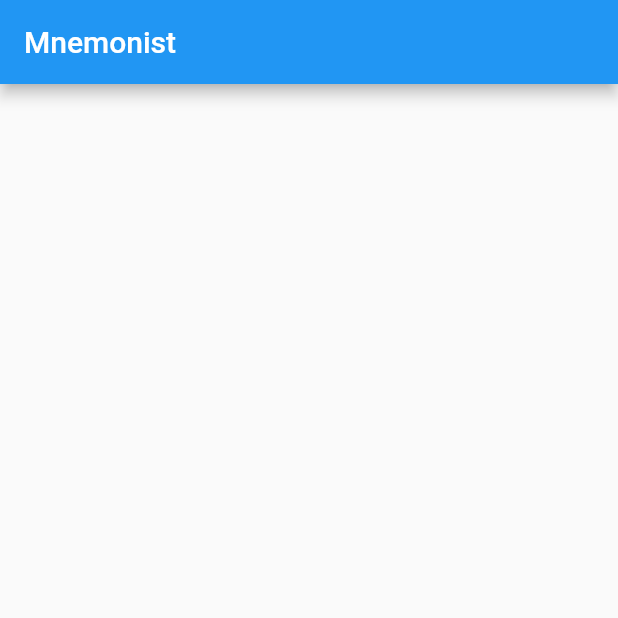
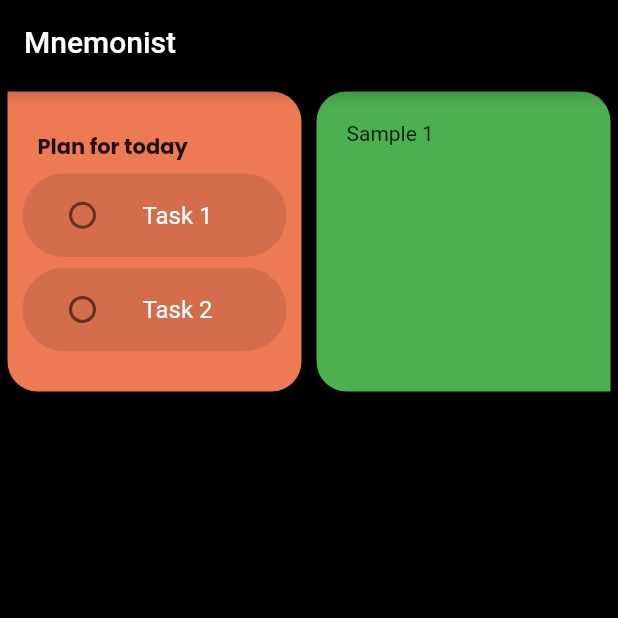
Before and after one commit to itsmeberwyn/flutter-note-app, a Flutter app: the screen it shows after launch, after a tap on "Login", on a phone screen of 412 x 824 dp, the top half of it. Run offline on Flutter 3.47's test engine with Material 2 defaults, Android fonts, the phone set to English and light mode, and no system bars; our stand-ins replace flutter_keyboard_visibility.

Commit message:
Add cards to home screen

```diff
--- a/lib/screens/home.screen.dart
+++ b/lib/screens/home.screen.dart
@@ -1,14 +1,128 @@
 import 'package:flutter/material.dart';
 
-class HomeScreen extends StatelessWidget {
+class HomeScreen extends StatefulWidget {
   const HomeScreen({super.key});
 
+  @override
+  State<HomeScreen> createState() => _HomeScreenState();
+}
+
+class _HomeScreenState extends State<HomeScreen> {
   @override
   Widget build(BuildContext context) {
     return Scaffold(
       appBar: AppBar(
+        backgroundColor: Colors.black,
         automaticallyImplyLeading: false,
         title: const Text("Mnemonist"),
+      ),
+      body: Container(
+        color: Colors.black,
+        child: Column(
+          children: [
+            Padding(
+              padding: const EdgeInsets.all(5),
+              child: Row(
+                mainAxisAlignment: MainAxisAlignment.spaceBetween,
+                children: [
+                  Container(
+                    decoration: const BoxDecoration(
+                      color: Color.fromARGB(255, 238, 122, 84),
+                      borderRadius: BorderRadius.only(
+                        topRight: Radius.circular(20),
+                        bottomRight: Radius.circular(20),
+                        bottomLeft: Radius.circular(20),
+                      ),
+                    ),
+                    padding: const EdgeInsets.symmetric(
+                        vertical: 20, horizontal: 10),
+                    width: (MediaQuery.of(context).size.width / 2) - 10,
+                    height: 200,
+                    child: Column(
+                      mainAxisAlignment: MainAxisAlignment.spaceEvenly,
+                      crossAxisAlignment: CrossAxisAlignment.start,
+                      children: [
+                        const Padding(
+                          padding: EdgeInsets.symmetric(horizontal: 10),
+                          child: Text(
+                            "Plan for today",
+                            style: TextStyle(
+                                fontFamily: 'Poppins',
+                                fontWeight: FontWeight.bold),
+                          ),
+                        ),
+                        Material(
+                          color: const Color.fromARGB(255, 238, 122, 84),
+                          borderRadius: const BorderRadius.all(
+                            Radius.circular(50),
+                          ),
+                          child: ListTile(
+                            shape: const RoundedRectangleBorder(
+                              borderRadius: BorderRadius.all(
+                                Radius.circular(50),
+                              ),
+                            ),
+                            tileColor: const Color.fromARGB(28, 0, 0, 0),
+                            textColor: Colors.white,
+                            iconColor: Colors.white,
+                            title: const Text('Task 1'),
+                            leading: Radio(
+                              value: "Sample",
+                              groupValue: "",
+                              onChanged: (String? value) {
+                                setState(() {});
+                              },
+                            ),
+                          ),
+                        ),
+                        Material(
+                          color: const Color.fromARGB(255, 238, 122, 84),
+                          borderRadius: const BorderRadius.all(
+                            Radius.circular(50),
+                          ),
+                          child: ListTile(
+                            shape: const RoundedRectangleBorder(
+                              borderRadius: BorderRadius.all(
+                                Radius.circular(50),
+                              ),
+                            ),
+                            tileColor: const Color.fromARGB(28, 0, 0, 0),
+                            textColor: Colors.white,
+                            iconColor: Colors.white,
+                            title: const Text('Task 2'),
+                            leading: Radio(
+                              value: "Sample",
+                              groupValue: "",
+                              onChanged: (String? value) {
+                                setState(() {});
+                              },
+                            ),
+                          ),
+                        ),
+                      ],
+                    ),
+                  ),
+                  Container(
+                    decoration: const BoxDecoration(
+                      color: Colors.green,
+                      borderRadius: BorderRadius.only(
+                        topLeft: Radius.circular(20),
+                        topRight: Radius.circular(20),
+                        bottomLeft: Radius.circular(20),
+                      ),
+                    ),
+                    padding: const EdgeInsets.all(20),
+                    width: (MediaQuery.of(context).size.width / 2) - 10,
+                    height: 200,
+                    child: const Text(
+                      "Sample 1",
+                    ),
+                  ),
+                ],
+              ),
+            ),
+          ],
+        ),
       ),
     );
   }
--- a/lib/screens/login.screen.dart
+++ b/lib/screens/login.screen.dart
@@ -68,12 +68,13 @@ class _LoginPageState extends State<LoginPage> {
                 ),
                 decoration: InputDecoration(
                   labelText: "Email",
-                  labelStyle: MaterialStateTextStyle.resolveWith((states) {
-                    Color color = states.contains(MaterialState.focused)
-                        ? Colors.blue
-                        : Colors.white38;
-                    return TextStyle(color: color);
-                  }),
+                  labelStyle: MaterialStateTextStyle.resolveWith(
+                    (states) => TextStyle(
+                      color: states.contains(MaterialState.focused)
+                          ? Colors.blue
+                          : Colors.white38,
+                    ),
+                  ),
                   hintText: "email@gmail.com",
                   hintStyle: const TextStyle(color: Colors.white38),
                   border: const OutlineInputBorder(),
```
